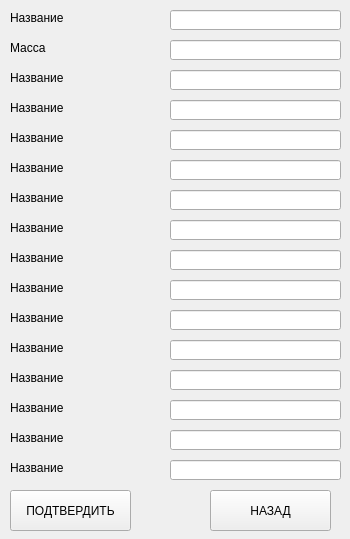
This is ui/addPlanet.ui in dino-mayk/PlanetExplorer as Qt 5 draws it before an edit. The edited form follows.
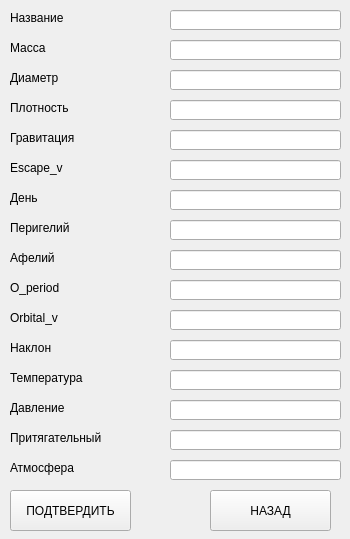
This is the edited form.

```diff
--- a/ui/addPlanet.ui
+++ b/ui/addPlanet.ui
@@ -95,7 +95,7 @@
     </rect>
    </property>
    <property name="text">
-    <string>Название</string>
+    <string>Диаметр</string>
    </property>
   </widget>
   <widget class="QLineEdit" name="food_label_3">
@@ -118,7 +118,7 @@
     </rect>
    </property>
    <property name="text">
-    <string>Название</string>
+    <string>Плотность</string>
    </property>
   </widget>
   <widget class="QLineEdit" name="food_label_4">
@@ -141,7 +141,7 @@
     </rect>
    </property>
    <property name="text">
-    <string>Название</string>
+    <string>Гравитация</string>
    </property>
   </widget>
   <widget class="QLineEdit" name="food_label_5">
@@ -164,7 +164,7 @@
     </rect>
    </property>
    <property name="text">
-    <string>Название</string>
+    <string>Escape_v</string>
    </property>
   </widget>
   <widget class="QLineEdit" name="food_label_6">
@@ -187,7 +187,7 @@
     </rect>
    </property>
    <property name="text">
-    <string>Название</string>
+    <string>День</string>
    </property>
   </widget>
   <widget class="QLineEdit" name="food_label_7">
@@ -210,7 +210,7 @@
     </rect>
    </property>
    <property name="text">
-    <string>Название</string>
+    <string>Перигелий</string>
    </property>
   </widget>
   <widget class="QLineEdit" name="food_label_8">
@@ -233,7 +233,7 @@
     </rect>
    </property>
    <property name="text">
-    <string>Название</string>
+    <string>Афелий</string>
    </property>
   </widget>
   <widget class="QLineEdit" name="food_label_9">
@@ -256,7 +256,7 @@
     </rect>
    </property>
    <property name="text">
-    <string>Название</string>
+    <string>O_period</string>
    </property>
   </widget>
   <widget class="QLineEdit" name="food_label_10">
@@ -279,7 +279,7 @@
     </rect>
    </property>
    <property name="text">
-    <string>Название</string>
+    <string>Orbital_v</string>
    </property>
   </widget>
   <widget class="QLineEdit" name="food_label_11">
@@ -302,7 +302,7 @@
     </rect>
    </property>
    <property name="text">
-    <string>Название</string>
+    <string>Наклон</string>
    </property>
   </widget>
   <widget class="QLineEdit" name="food_label_12">
@@ -325,7 +325,7 @@
     </rect>
    </property>
    <property name="text">
-    <string>Название</string>
+    <string>Температура</string>
    </property>
   </widget>
   <widget class="QLineEdit" name="food_label_13">
@@ -348,7 +348,7 @@
     </rect>
    </property>
    <property name="text">
-    <string>Название</string>
+    <string>Давление</string>
    </property>
   </widget>
   <widget class="QLineEdit" name="food_label_14">
@@ -371,7 +371,7 @@
     </rect>
    </property>
    <property name="text">
-    <string>Название</string>
+    <string>Притягательный</string>
    </property>
   </widget>
   <widget class="QLineEdit" name="food_label_15">
@@ -394,7 +394,7 @@
     </rect>
    </property>
    <property name="text">
-    <string>Название</string>
+    <string>Атмосфера</string>
    </property>
   </widget>
   <widget class="QLineEdit" name="food_label_16">
```
Left out of the diff: 64 changed lines with no effect on the pictures.
